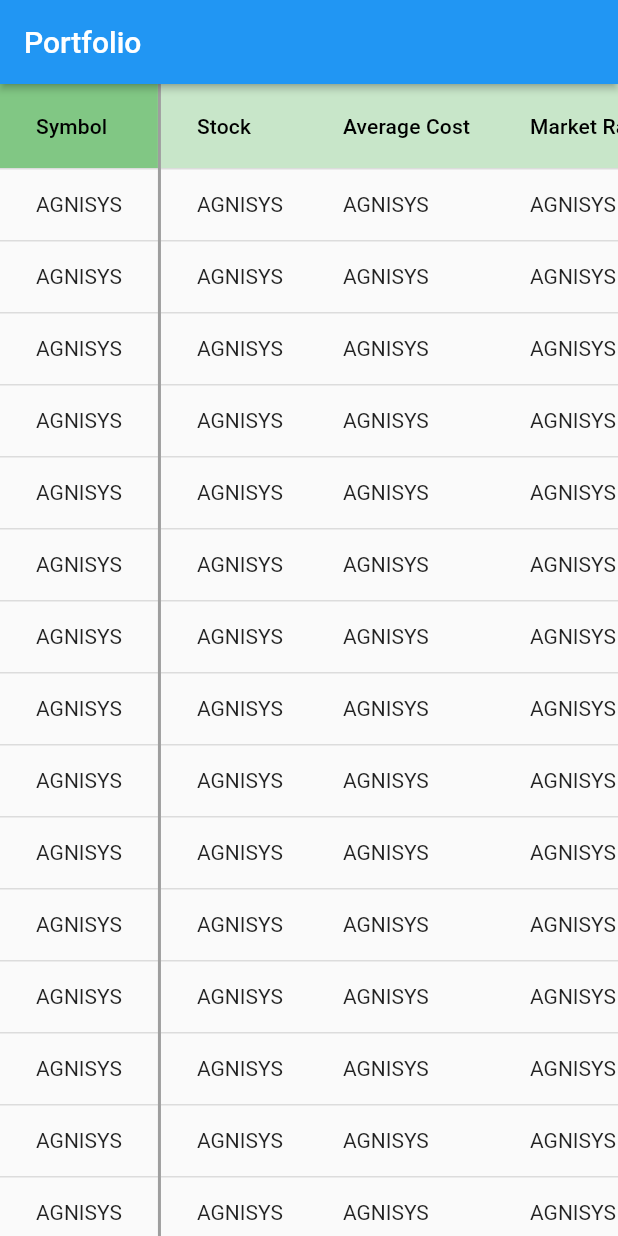
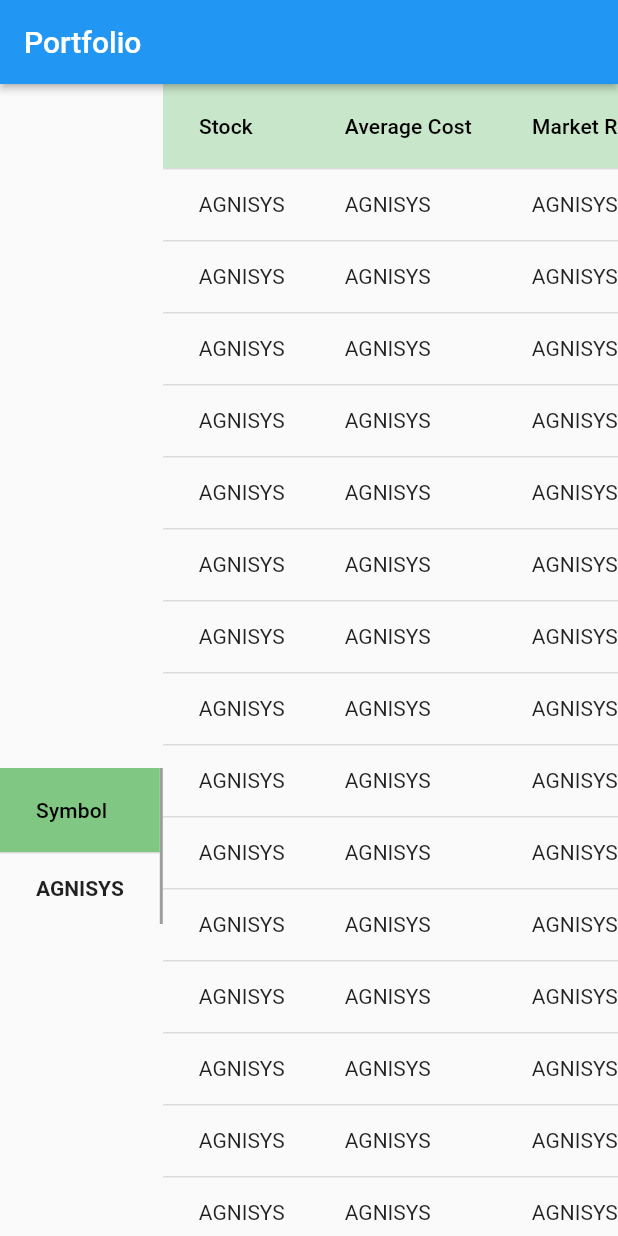
Before and after one commit to akramul47/flutter_application_1, a Flutter app: the screen it shows after launch, on a phone screen of 412 x 824 dp. Run offline on Flutter 3.47's test engine with Material 2 defaults, Android fonts, the phone set to English and light mode, and no system bars.

Commit message:
Data map init

```diff
--- /dev/null
+++ b/lib/data.dart
@@ -0,0 +1,13 @@
+import 'models/symboldata.dart';
+
+List<Symbol> symbolData = [
+  Symbol(
+      symbolName: 'AGNISYS',
+      totalStock: 50,
+      averageCost: 26.20,
+      marketRate: 24.80,
+      profit: -70.00,
+      buyCost: 1310.00,
+      marketValue: 1240.00,
+      code: 7028),
+];
--- a/lib/fixedcolumn.widget.dart
+++ /dev/null
@@ -1,129 +0,0 @@
-// ignore_for_file: prefer_const_constructors
-
-import 'package:flutter/material.dart';
-
-class FixedColumnWidget extends StatelessWidget {
-  @override
-  Widget build(BuildContext context) {
-    return DataTable(
-      columnSpacing: 10,
-      headingRowColor: MaterialStateProperty.all(Colors.green[300]),
-      decoration: BoxDecoration(
-        border: Border(
-          right: BorderSide(
-            color: Colors.grey,
-            width: 2,
-          ),
-        ),
-      ),
-      columns: const <DataColumn>[
-        DataColumn(
-            label: Text(
-          'Symbol',
-        )),
-      ],
-      rows: const <DataRow>[
-        DataRow(
-          cells: <DataCell>[
-            DataCell(Text('AGNISYS')),
-          ],
-        ),
-        DataRow(
-          cells: <DataCell>[
-            DataCell(Text('AGNISYS')),
-          ],
-        ),
-        DataRow(
-          cells: <DataCell>[
-            DataCell(Text('AGNISYS')),
-          ],
-        ),
-        DataRow(
-          cells: <DataCell>[
-            DataCell(Text('AGNISYS')),
-          ],
-        ),
-        DataRow(
-          cells: <DataCell>[
-            DataCell(Text('AGNISYS')),
-          ],
-        ),
-        DataRow(
-          cells: <DataCell>[
-            DataCell(Text('AGNISYS')),
-          ],
-        ),
-        DataRow(
-          cells: <DataCell>[
-            DataCell(Text('AGNISYS')),
-          ],
-        ),
-        DataRow(
-          cells: <DataCell>[
-            DataCell(Text('AGNISYS')),
-          ],
-        ),
-        DataRow(
-          cells: <DataCell>[
-            DataCell(Text('AGNISYS')),
-          ],
-        ),
-        DataRow(
-          cells: <DataCell>[
-            DataCell(Text('AGNISYS')),
-          ],
-        ),
-        DataRow(
-          cells: <DataCell>[
-            DataCell(Text('AGNISYS')),
-          ],
-        ),
-        DataRow(
-          cells: <DataCell>[
-            DataCell(Text('AGNISYS')),
-          ],
-        ),
-        DataRow(
-          cells: <DataCell>[
-            DataCell(Text('AGNISYS')),
-          ],
-        ),
-        DataRow(
-          cells: <DataCell>[
-            DataCell(Text('AGNISYS')),
-          ],
-        ),
-        DataRow(
-          cells: <DataCell>[
-            DataCell(Text('AGNISYS')),
-          ],
-        ),
-        DataRow(
-          cells: <DataCell>[
-            DataCell(Text('AGNISYS')),
-          ],
-        ),
-        DataRow(
-          cells: <DataCell>[
-            DataCell(Text('AGNISYS')),
-          ],
-        ),
-        DataRow(
-          cells: <DataCell>[
-            DataCell(Text('AGNISYS')),
-          ],
-        ),
-        DataRow(
-          cells: <DataCell>[
-            DataCell(Text('AGNISYS')),
-          ],
-        ),
-        DataRow(
-          cells: <DataCell>[
-            DataCell(Text('AGNISYS')),
-          ],
-        ),
-      ],
-    );
-  }
-}
--- a/lib/main.dart
+++ b/lib/main.dart
@@ -1,7 +1,7 @@
 import 'package:flutter/material.dart';
 
-import 'fixedcolumn.widget.dart';
-import 'scrollable-column-widget.dart';
+import 'widgets.dart/fixedcolumn.widget.dart';
+import 'widgets.dart/scrollable-column-widget.dart';
 
 void main() => runApp(MyApp());
 
--- /dev/null
+++ b/lib/models/symboldata.dart
@@ -0,0 +1,21 @@
+class Symbol {
+  Symbol({
+    required this.symbolName,
+    required this.totalStock,
+    required this.averageCost,
+    required this.marketRate,
+    required this.profit,
+    required this.buyCost,
+    required this.marketValue,
+    required this.code,
+  });
+
+  final String symbolName;
+  final int totalStock;
+  final double averageCost;
+  final double marketRate;
+  final double profit;
+  final double buyCost;
+  final double marketValue;
+  final int code;
+}
--- /dev/null
+++ b/lib/widgets.dart/fixedcolumn.widget.dart
@@ -0,0 +1,32 @@
+import 'package:flutter/material.dart';
+import 'package:flutter_application_1/data.dart';
+
+class FixedColumnWidget extends StatelessWidget {
+  @override
+  Widget build(BuildContext context) {
+    return DataTable(
+      columnSpacing: 10,
+      headingRowColor: MaterialStateProperty.all(Colors.green[300]),
+      decoration: BoxDecoration(
+        border: Border(
+          right: BorderSide(
+            color: Colors.grey,
+            width: 2,
+          ),
+        ),
+      ),
+      columns: const <DataColumn>[
+        DataColumn(
+            label: Text(
+          'Symbol',
+        )),
+      ],
+      rows: [
+        ...symbolData.map((symbol) => DataRow(cells: [
+          DataCell(Text('${symbol.symbolName.toString()}',
+          style: TextStyle(fontWeight: FontWeight.bold),)),
+        ],))
+      ],
+    );
+  }
+}
```
Also changed, not shown: lib/widgets.dart/scrollable-column-widget.dart (renamed from lib/scrollable-column-widget.dart).
